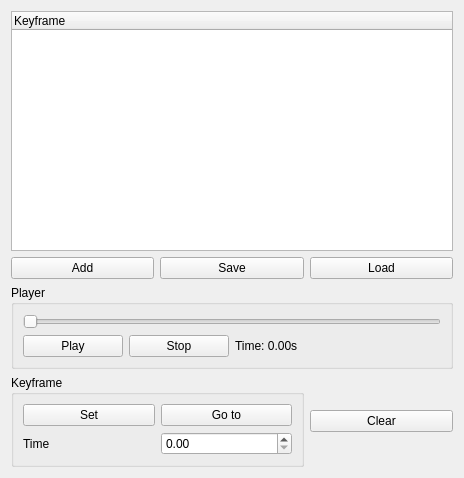
First picture: the form in src/wte/ui/CameraAnimationDialog.ui, repository spiricn/Wt, before the edit.
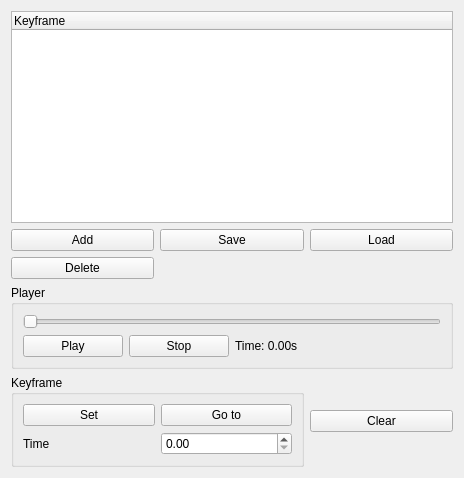
Second picture: the form after the edit.

Commit message: NodeAnimation key access altered

The edit to the form file:
```diff
--- a/src/wte/ui/CameraAnimationDialog.ui
+++ b/src/wte/ui/CameraAnimationDialog.ui
@@ -121,6 +121,13 @@
      </property>
     </widget>
    </item>
+   <item row="3" column="0">
+    <widget class="QPushButton" name="pushButton_4">
+     <property name="text">
+      <string>Delete</string>
+     </property>
+    </widget>
+   </item>
   </layout>
  </widget>
  <resources/>
```
Left out of the diff: 49 changed lines with no effect on the pictures. The commit also changes 10 other files.
